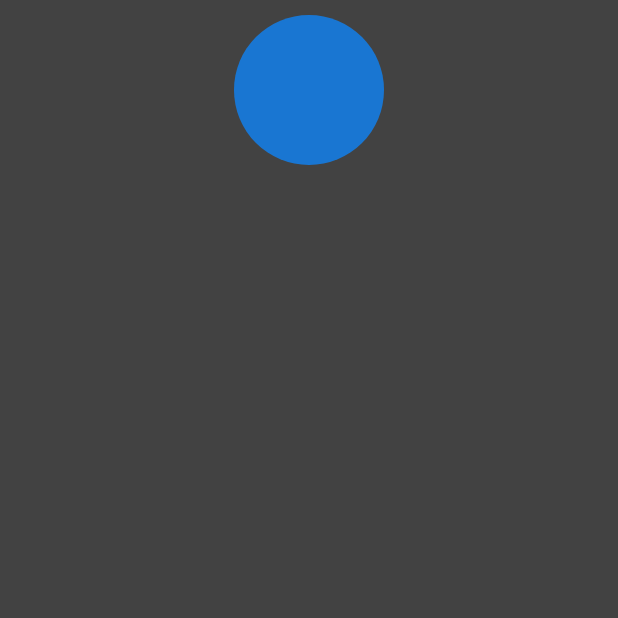
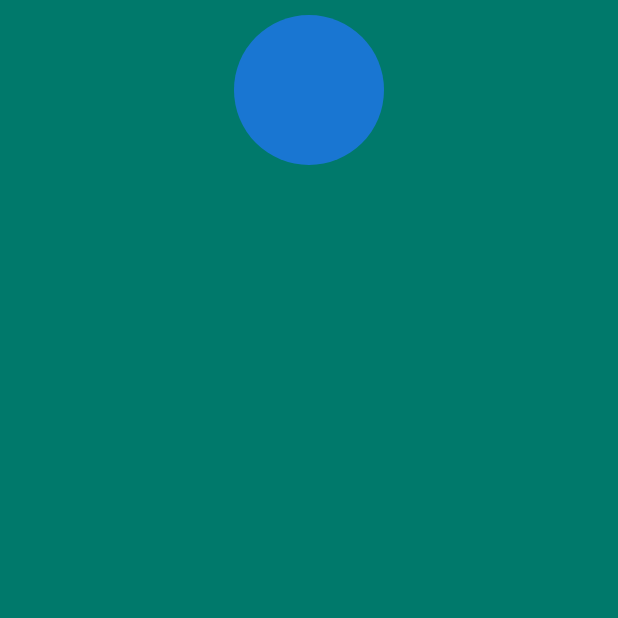
Before and after one commit to imessenger98/portfolio-flutter-basic, a Flutter app: the screen it shows after launch, on a phone screen of 412 x 824 dp, the top half of it. Run offline on Flutter 3.47's test engine with Material 2 defaults, Android fonts, the phone set to English and light mode, and no system bars.

Commit message:
commit before yaml changes

```diff
--- a/lib/widgets/app.dart
+++ b/lib/widgets/app.dart
@@ -5,7 +5,7 @@ class MyApp extends StatelessWidget {
   @override
   Widget build(BuildContext context) {
     return Scaffold(
-        backgroundColor: Colors.grey[800],
+        backgroundColor: Colors.teal[700],
         body: SafeArea(
           child: ListView(
             children: [
--- a/lib/widgets/coloumn1.dart
+++ b/lib/widgets/coloumn1.dart
@@ -8,7 +8,7 @@ class Coloumn1 extends StatelessWidget {
       child: Center(
         child: Column(
           children: [
-            Center(
+            Container(
               child: CircleAvatar(
                 radius: 50,
               ),
```
Also changed, not shown: images/yazeenan.jpg (added).
